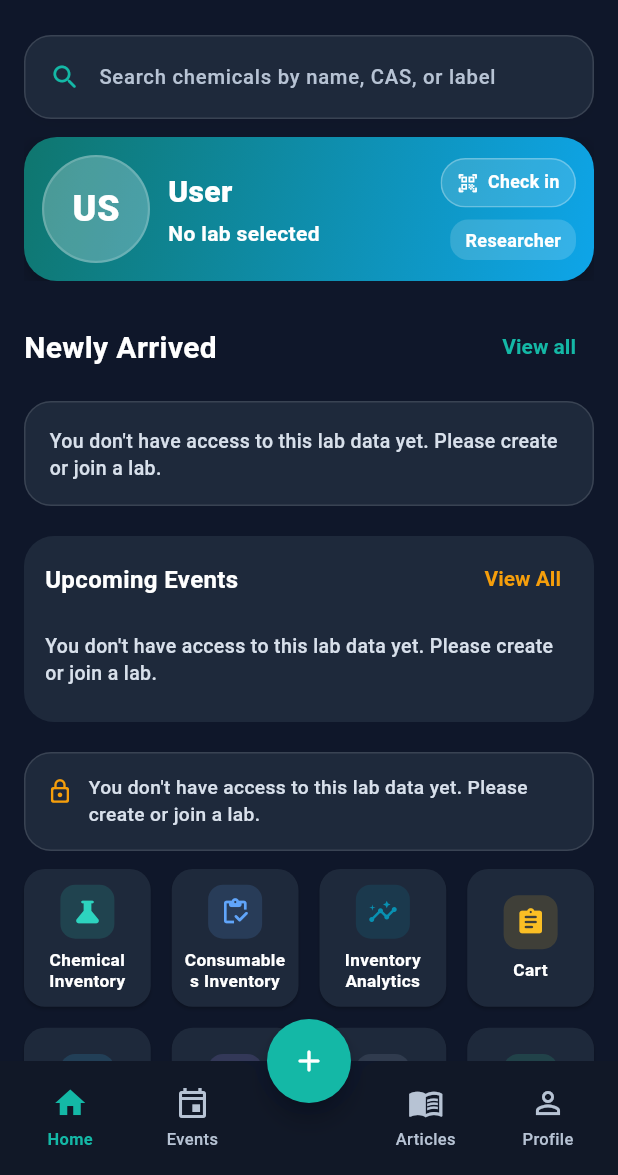
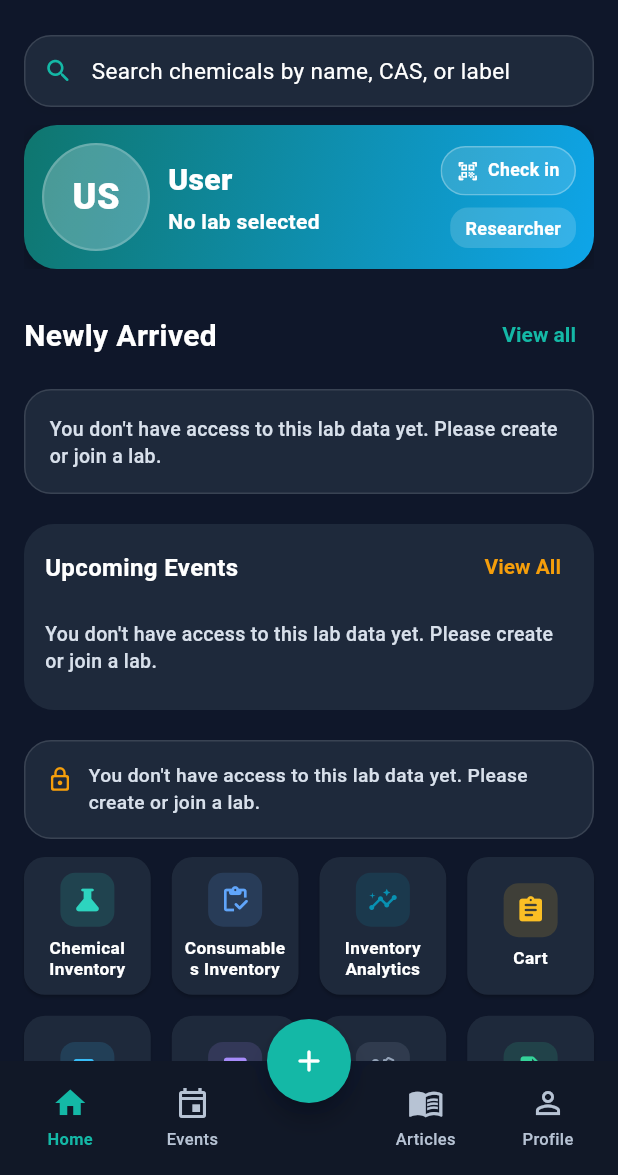
Before and after one commit to sandibag3/bs_lab_app, a Flutter app: the HomeScreen screen opened directly with empty values, on a phone screen of 412 x 824 dp, the part 61-1236 px from its top. Run offline on Flutter 3.47's test engine with Material 3 defaults, Android fonts, the phone set to English and light mode, and no system bars; our stand-ins replace cloud_firestore, csv, file_picker, firebase_auth, firebase_core, image_picker and 3 more; missing offline and left inert: excel, mobile_scanner, network_info_plus, permission_handler_platform_interface; accounts and stored records are empty; network calls fail.

Commit message:
Polish dashboard search bar layout and spacing

```diff
--- a/lib/widgets/search_bar_widget.dart
+++ b/lib/widgets/search_bar_widget.dart
@@ -3,8 +3,8 @@ import 'package:flutter/material.dart';
 import '../theme/labmate_theme.dart';
 
 class SearchBarWidget extends StatelessWidget {
-  final TextEditingController? controller;
-  final FocusNode? focusNode;
+  final TextEditingController controller;
+  final FocusNode focusNode;
   final ValueChanged<String>? onChanged;
   final ValueChanged<String>? onSubmitted;
   final VoidCallback? onTap;
@@ -17,8 +17,8 @@ class SearchBarWidget extends StatelessWidget {
 
   const SearchBarWidget({
     super.key,
-    this.controller,
-    this.focusNode,
+    required this.controller,
+    required this.focusNode,
     this.onChanged,
     this.onSubmitted,
     this.onTap,
@@ -35,7 +35,7 @@ class SearchBarWidget extends StatelessWidget {
     final palette = context.labmate;
     final colorScheme = context.colorScheme;
     final borderRadius = BorderRadius.circular(compact ? 16 : 18);
-    final searchBarHeight = compact ? 52.0 : 56.0;
+    const searchBarHeight = 48.0;
 
     Widget buildField(BuildContext context) {
       return LayoutBuilder(
@@ -43,14 +43,21 @@ class SearchBarWidget extends StatelessWidget {
           final showSuffix =
               suffixIcon != null &&
               constraints.maxWidth >= (compact ? 280 : 320);
-          final textValue = controller?.value.text ?? '';
+          final textValue = controller.value.text;
           final hasText = textValue.trim().isNotEmpty;
 
-          return AnimatedContainer(
+          return Listener(
+            behavior: HitTestBehavior.translucent,
+            onPointerDown: (_) {
+              if (!focusNode.hasFocus) {
+                focusNode.requestFocus();
+              }
+              onTap?.call();
+            },
+            child: AnimatedContainer(
               duration: const Duration(milliseconds: 160),
               curve: Curves.easeOut,
               height: searchBarHeight,
-            padding: EdgeInsets.symmetric(horizontal: compact ? 14 : 16),
               decoration: BoxDecoration(
                 color: palette.panel,
                 borderRadius: borderRadius,
@@ -69,58 +76,76 @@ class SearchBarWidget extends StatelessWidget {
                   ),
                 ],
               ),
+              child: SizedBox(
+                height: searchBarHeight,
                 child: Row(
+                  crossAxisAlignment: CrossAxisAlignment.center,
                   children: [
-                Icon(
+                    SizedBox(
+                      width: 44,
+                      child: Center(
+                        child: Icon(
                           Icons.search_rounded,
                           color: colorScheme.primary,
-                  size: compact ? 19 : 21,
+                          size: 20,
                         ),
-                SizedBox(width: compact ? 10 : 12),
+                      ),
+                    ),
                     Expanded(
-                  child: TextField(
+                      child: Stack(
+                        alignment: Alignment.centerLeft,
+                        children: [
+                          if (!hasText)
+                            IgnorePointer(
+                              child: Text(
+                                hintText,
+                                maxLines: 1,
+                                overflow: TextOverflow.ellipsis,
+                                style: TextStyle(
+                                  color: colorScheme.onSurfaceVariant,
+                                  fontSize: 15,
+                                  height: 1.2,
+                                  fontWeight: FontWeight.w400,
+                                ),
+                              ),
+                            ),
+                          EditableText(
                             controller: controller,
                             focusNode: focusNode,
+                            style: TextStyle(
+                              color: colorScheme.onSurface,
+                              fontSize: 15,
+                              height: 1.2,
+                              fontWeight: FontWeight.w400,
+                            ),
+                            cursorColor: colorScheme.primary,
+                            backgroundCursorColor:
+                                colorScheme.surfaceContainerHighest,
+                            selectionColor: colorScheme.primary.withValues(
+                              alpha: 0.20,
+                            ),
+                            keyboardType: TextInputType.text,
+                            textInputAction: TextInputAction.search,
+                            maxLines: 1,
                             readOnly: readOnly,
                             onChanged: onChanged,
                             onSubmitted: onSubmitted,
-                    onTap: onTap,
-                    cursorColor: colorScheme.primary,
-                    textAlignVertical: TextAlignVertical.center,
-                    maxLines: 1,
-                    style: TextStyle(
-                      color: colorScheme.onSurface,
-                      fontSize: compact ? 13.5 : 14,
-                      fontWeight: FontWeight.w500,
+                            cursorHeight: 18,
+                            cursorWidth: 1.5,
                           ),
-                    decoration: InputDecoration(
-                      hintText: hintText,
-                      hintStyle: TextStyle(
-                        color: palette.subtleText,
-                        fontSize: compact ? 13 : 13.5,
-                        fontWeight: FontWeight.w500,
-                      ),
-                      isDense: true,
-                      contentPadding: EdgeInsets.zero,
-                      filled: false,
-                      fillColor: Colors.transparent,
-                      border: InputBorder.none,
-                      enabledBorder: InputBorder.none,
-                      focusedBorder: InputBorder.none,
-                      disabledBorder: InputBorder.none,
-                      errorBorder: InputBorder.none,
-                      focusedErrorBorder: InputBorder.none,
+                        ],
                       ),
                     ),
-                ),
-                if (hasText && showClearButton && !readOnly) ...[
-                  const SizedBox(width: 8),
-                  InkWell(
+                    if (hasText && showClearButton && !readOnly)
+                      SizedBox(
+                        width: 32,
+                        child: Center(
+                          child: InkWell(
                             borderRadius: BorderRadius.circular(999),
                             onTap: () {
-                      controller?.clear();
+                              controller.clear();
                               onChanged?.call('');
-                      focusNode?.requestFocus();
+                              focusNode.requestFocus();
                             },
                             child: Padding(
                               padding: const EdgeInsets.all(4),
@@ -131,21 +156,32 @@ class SearchBarWidget extends StatelessWidget {
                               ),
                             ),
                           ),
+                        ),
+                      ),
+                    if (showSuffix)
+                      SizedBox(
+                        width: 94,
+                        child: Padding(
+                          padding: const EdgeInsets.only(right: 14),
+                          child: Align(
+                            alignment: Alignment.centerRight,
+                            child: suffixIcon!,
+                          ),
+                        ),
+                      )
+                    else
+                      const SizedBox(width: 12),
                   ],
-                if (showSuffix) ...[const SizedBox(width: 10), suffixIcon!],
-              ],
+                ),
+              ),
             ),
           );
         },
       );
     }
 
-    if (controller == null) {
-      return buildField(context);
-    }
-
     return ValueListenableBuilder<TextEditingValue>(
-      valueListenable: controller!,
+      valueListenable: controller,
       builder: (context, value, child) => buildField(context),
     );
   }
```
Lines whose indentation alone changed are shown as unchanged.
